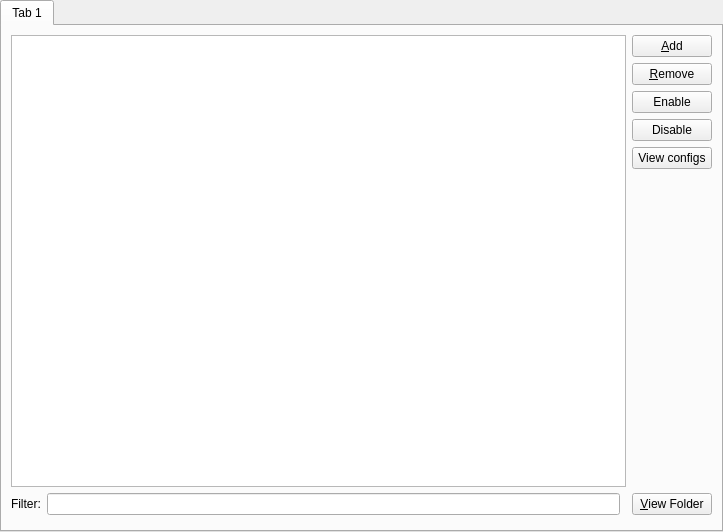
Old version of the form application/pages/instance/ModFolderPage.ui in the repository FreesmTeam/FreesmLauncher.
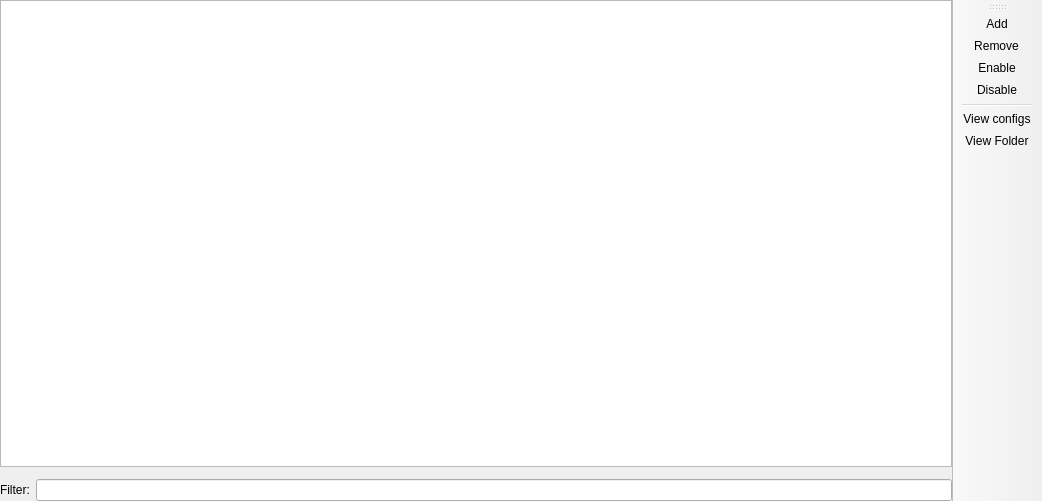
New version of the form. Custom widgets are drawn as their Qt base class.

Commit message: NOISSUE Make mod folder pages use toolbars instead of button layouts

Patch:
```diff
--- a/application/pages/instance/ModFolderPage.ui
+++ b/application/pages/instance/ModFolderPage.ui
@@ -1,16 +1,20 @@
 <?xml version="1.0" encoding="UTF-8"?>
 <ui version="4.0">
  <class>ModFolderPage</class>
- <widget class="QWidget" name="ModFolderPage">
+ <widget class="QMainWindow" name="ModFolderPage">
   <property name="geometry">
    <rect>
     <x>0</x>
     <y>0</y>
-    <width>723</width>
-    <height>532</height>
+    <width>1042</width>
+    <height>501</height>
    </rect>
   </property>
-  <layout class="QVBoxLayout" name="verticalLayout">
+  <property name="windowTitle">
+   <string>MainWindow</string>
+  </property>
+  <widget class="QWidget" name="centralwidget">
+   <layout class="QGridLayout" name="gridLayout">
    <property name="leftMargin">
     <number>0</number>
    </property>
@@ -23,111 +27,35 @@
    <property name="bottomMargin">
     <number>0</number>
    </property>
-   <item>
-    <widget class="QTabWidget" name="tabWidget">
-     <property name="currentIndex">
-      <number>0</number>
-     </property>
-     <widget class="QWidget" name="tab">
-      <property name="sizePolicy">
-       <sizepolicy hsizetype="Preferred" vsizetype="Preferred">
-        <horstretch>0</horstretch>
-        <verstretch>0</verstretch>
-       </sizepolicy>
-      </property>
-      <attribute name="title">
-       <string notr="true">Tab 1</string>
-      </attribute>
-      <layout class="QGridLayout" name="gridLayout" columnstretch="0,1,0">
-       <item row="0" column="2">
-        <layout class="QVBoxLayout" name="verticalLayout_2">
-         <item>
-          <widget class="QPushButton" name="addModBtn">
-           <property name="text">
-            <string>&amp;Add</string>
-           </property>
-          </widget>
-         </item>
-         <item>
-          <widget class="QPushButton" name="rmModBtn">
-           <property name="text">
-            <string>&amp;Remove</string>
-           </property>
-          </widget>
-         </item>
-         <item>
-          <widget class="QPushButton" name="enableModBtn">
-           <property name="text">
-            <string>Enable</string>
-           </property>
-          </widget>
-         </item>
-         <item>
-          <widget class="QPushButton" name="disableModBtn">
-           <property name="text">
-            <string>Disable</string>
-           </property>
-          </widget>
-         </item>
-         <item>
-          <widget class="QPushButton" name="configFolderBtn">
-           <property name="toolTip">
-            <string>Open the 'config' folder in the system file manager.</string>
-           </property>
-           <property name="text">
-            <string>View configs</string>
-           </property>
-          </widget>
-         </item>
-         <item>
-          <spacer name="verticalSpacer">
-           <property name="orientation">
-            <enum>Qt::Vertical</enum>
-           </property>
-           <property name="sizeHint" stdset="0">
-            <size>
-             <width>20</width>
-             <height>40</height>
-            </size>
-           </property>
-          </spacer>
-         </item>
-         <item>
-          <widget class="QPushButton" name="viewModBtn">
-           <property name="text">
-            <string>&amp;View Folder</string>
-           </property>
-          </widget>
-         </item>
-        </layout>
-       </item>
-       <item row="1" column="0" colspan="3">
-        <widget class="MCModInfoFrame" name="frame">
-         <property name="sizePolicy">
-          <sizepolicy hsizetype="Preferred" vsizetype="Minimum">
-           <horstretch>0</horstretch>
-           <verstretch>0</verstretch>
-          </sizepolicy>
-         </property>
-        </widget>
-       </item>
-       <item row="0" column="0" colspan="2">
+    <item row="4" column="1" colspan="3">
         <layout class="QGridLayout" name="gridLayout_2">
-         <item row="1" column="1">
+      <item row="0" column="1">
           <widget class="QLineEdit" name="filterEdit">
            <property name="clearButtonEnabled">
             <bool>true</bool>
            </property>
           </widget>
          </item>
-         <item row="1" column="0">
+      <item row="0" column="0">
           <widget class="QLabel" name="filterLabel">
            <property name="text">
             <string>Filter:</string>
            </property>
           </widget>
          </item>
-         <item row="0" column="0" colspan="3">
+     </layout>
+    </item>
+    <item row="2" column="1" colspan="3">
+     <widget class="MCModInfoFrame" name="frame">
+      <property name="sizePolicy">
+       <sizepolicy hsizetype="Preferred" vsizetype="Minimum">
+        <horstretch>0</horstretch>
+        <verstretch>0</verstretch>
+       </sizepolicy>
+      </property>
+     </widget>
+    </item>
+    <item row="1" column="1" colspan="3">
           <widget class="ModListView" name="modTreeView">
            <property name="sizePolicy">
             <sizepolicy hsizetype="Expanding" vsizetype="Expanding">
@@ -144,12 +72,67 @@
           </widget>
          </item>
         </layout>
-       </item>
-      </layout>
-     </widget>
-    </widget>
-   </item>
-  </layout>
+  </widget>
+  <widget class="QToolBar" name="actionsToolbar">
+   <property name="windowTitle">
+    <string>Actions</string>
+   </property>
+   <property name="allowedAreas">
+    <set>Qt::LeftToolBarArea|Qt::RightToolBarArea</set>
+   </property>
+   <property name="toolButtonStyle">
+    <enum>Qt::ToolButtonTextOnly</enum>
+   </property>
+   <property name="floatable">
+    <bool>false</bool>
+   </property>
+   <attribute name="toolBarArea">
+    <enum>RightToolBarArea</enum>
+   </attribute>
+   <attribute name="toolBarBreak">
+    <bool>false</bool>
+   </attribute>
+   <addaction name="actionAdd"/>
+   <addaction name="actionRemove"/>
+   <addaction name="actionEnable"/>
+   <addaction name="actionDisable"/>
+   <addaction name="separator"/>
+   <addaction name="actionView_configs"/>
+   <addaction name="actionView_Folder"/>
+  </widget>
+  <action name="actionAdd">
+   <property name="text">
+    <string>Add</string>
+   </property>
+  </action>
+  <action name="actionRemove">
+   <property name="text">
+    <string>Remove</string>
+   </property>
+  </action>
+  <action name="actionEnable">
+   <property name="text">
+    <string>Enable</string>
+   </property>
+  </action>
+  <action name="actionDisable">
+   <property name="text">
+    <string>Disable</string>
+   </property>
+  </action>
+  <action name="actionView_configs">
+   <property name="text">
+    <string>View configs</string>
+   </property>
+   <property name="toolTip">
+    <string>Open the 'config' folder in the system file manager.</string>
+   </property>
+  </action>
+  <action name="actionView_Folder">
+   <property name="text">
+    <string>View Folder</string>
+   </property>
+  </action>
  </widget>
  <customwidgets>
   <customwidget>
```
Left out of the diff: 11 changed lines with no effect on the pictures. Lines whose indentation alone changed are shown as unchanged. The commit also changes 4 other files.
